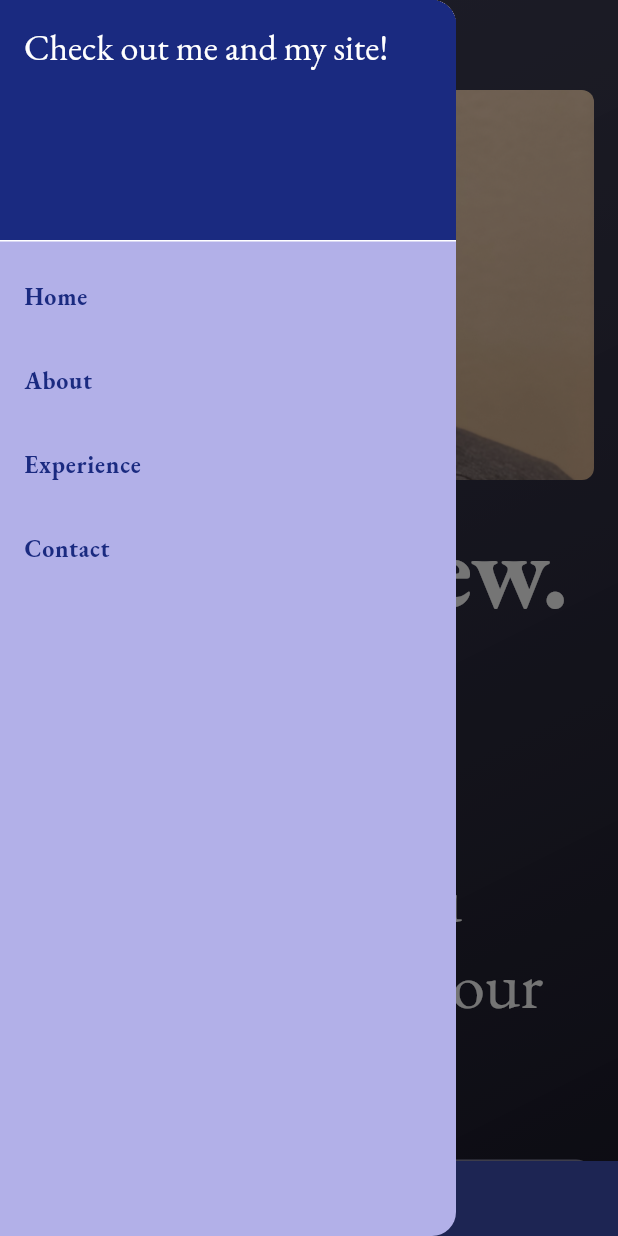
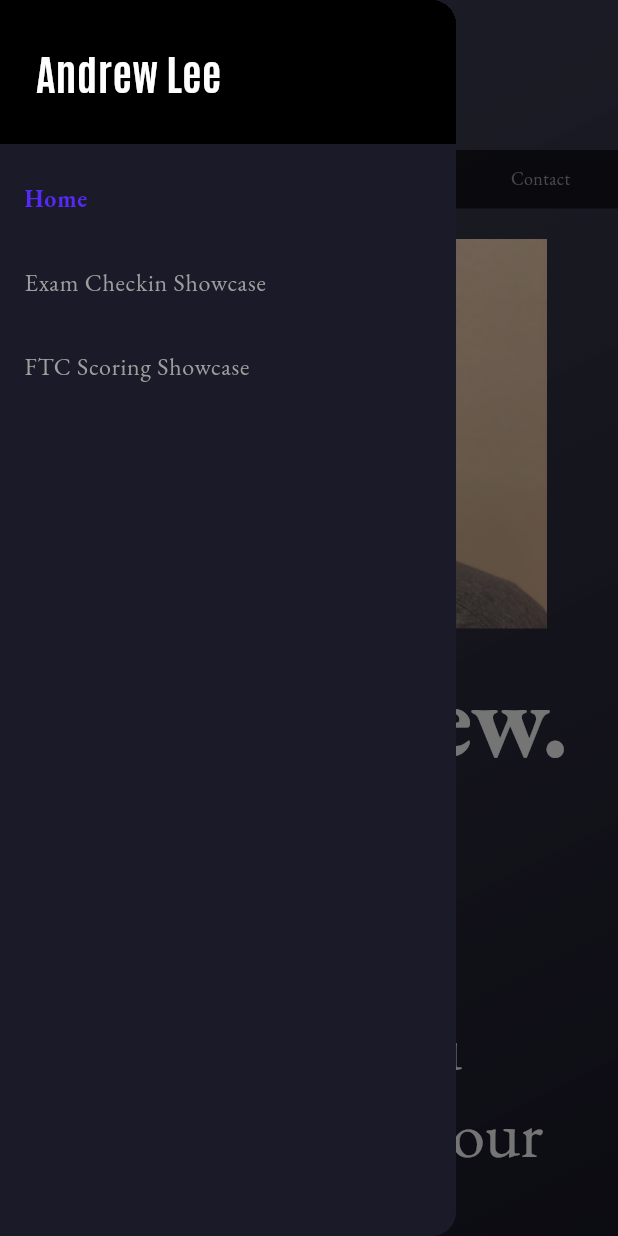
Before and after one commit to TaisharTexas/AndrewSite, a Flutter app: the screen it shows after launch, after a tap on the "menu" icon, on a phone screen of 412 x 824 dp. Run offline on Flutter 3.47's test engine with Material 3 defaults, Android fonts, the phone set to English and light mode, and no system bars; our stand-ins replace youtube_player_iframe; missing offline and left inert: pdfx.

Commit message:
added mobile view for home and showcase pages

```diff
--- a/MySite/lib/app.dart
+++ b/MySite/lib/app.dart
@@ -3,7 +3,6 @@ import 'widgets/navbar.dart';
 import 'widgets/footer.dart';
 import 'pages/home_page.dart';
 import 'pages/page_in_progress.dart';
-import 'pages/sdp_showcase_page.dart';
 import 'pages/ftc_decode_scoring_showcase.dart';
 import 'pages/exam_checkin_showcase.dart';
 import '../responsive_layout.dart';
@@ -78,48 +77,33 @@ class MainScaffold extends StatelessWidget {
             children: [
               SizedBox(height: 40),
               Expanded(child: child), // main content
-              const Footer(),         // footer at bottom of scrollable content
+              // const Footer(),         // footer at bottom of scrollable content
             ],
           ),
         ),
         drawer: Drawer(
+          backgroundColor: AppColors.gradient1,
           child: SafeArea(
-            child: ListView(
-              padding: EdgeInsets.zero,
+            child: Column(
+              crossAxisAlignment: CrossAxisAlignment.stretch,
               children: [
-                DrawerHeader(
-                  decoration: BoxDecoration(color: Theme.of(context).colorScheme.primary),
-                  child: Text(
-                    'Check out me and my site!',
-                    style: Theme.of(context).textTheme.headlineSmall?.copyWith(
-                      color: Theme.of(context).colorScheme.onPrimary,
+                Container(
+                  padding: const EdgeInsets.symmetric(horizontal: 24, vertical: 28),
+                  color: Colors.black,
+                  child: const Text(
+                    "Andrew Lee",
+                    style: TextStyle(
+                      color: Colors.white,
+                      fontWeight: FontWeight.bold,
+                      fontSize: 28,
+                      fontFamily: 'Antonio',
                     ),
                   ),
                 ),
-                _DrawerTile(
-                  title: 'Home',
-                  route: '/',
-                  context: context,
-                  currentPage: currentPage,
-                ),
-                _DrawerTile(
-                  title: 'About',
-                  route: '/',
-                  context: context,
-                  currentPage: currentPage,
-                ),
-                _DrawerTile(
-                  title: 'Experience',
-                  route: '/',
-                  context: context,
-                  currentPage: currentPage,
-                ),
-                _DrawerTile(
-                  title: 'Contact',
-                  route: '/',
-                  context: context,
-                  currentPage: currentPage,
-                ),
+                const SizedBox(height: 8),
+                _DrawerTile(title: 'Home', route: '/', context: context, currentPage: currentPage),
+                _DrawerTile(title: 'Exam Checkin Showcase', route: '/exam-checkin-showcase', context: context, currentPage: currentPage),
+                _DrawerTile(title: 'FTC Scoring Showcase', route: '/ftc-decode-scoring-showcase', context: context, currentPage: currentPage),
               ],
             ),
           ),
@@ -192,11 +176,10 @@ class _DrawerTile extends StatelessWidget {
     return ListTile(
       title: Text(
         title,
-        style: Theme.of(context).textTheme.bodyLarge?.copyWith(
-          color: isActive
-              ? Theme.of(context).colorScheme.primary
-              : Theme.of(context).colorScheme.onSurface,
+        style: TextStyle(
+          color: isActive ? AppColors.onHoverBackground : Colors.grey,
           fontWeight: isActive ? FontWeight.bold : FontWeight.normal,
+          fontSize: 16,
         ),
       ),
       onTap: () {
--- a/MySite/lib/pages/ftc_decode_scoring_showcase.dart
+++ b/MySite/lib/pages/ftc_decode_scoring_showcase.dart
@@ -11,7 +11,7 @@ class FtcDecodeScoringShowcase extends StatelessWidget {
       title: "FTC Decode Scoring and Performance Analysis App",
       problem: "Needed a way to score and record team matches for the FIRST Tech Challenge 2025-26 season 'Decode'. Teams need a way to both analyze past performances for self improvement but also look through other teams' performances to make the best informed decisions possible when planning for a match and also for alliance selections. Currently the only solution the team had was to use pen and paper to manually collect all the match data. Dealing with the large amounts of paper match reports at a competition during the break between the qualifying and elimination blocks is error prone and clumsy.",
       solution: "Built a custom IOS app with Swift for team #18140 Thunderbolts in Disguise. The app lets the team easily record their own matches during practices and at competitions. These match records are saved to local storage and the app can produce an analysis report on your own performance to show where you're strong and weak and also give concrete insights into the historical reliability and scoring consistency of the robot. The app also connects to the FTC Event API which is updated live during an event so the team can also analyze and research other teams live at competitions.",
-      videoId: "l3VZZacR8KQ",
+      videoId: "QGP7N3qlH7U",
       galleryImages: [
         'assets/images/gallery/iosApp/Mockup.png',
         'assets/images/gallery/iosApp/Wireframes.png',
--- a/MySite/lib/pages/home_page.dart
+++ b/MySite/lib/pages/home_page.dart
@@ -2,14 +2,109 @@ import 'package:flutter/material.dart';
 import '../responsive_layout.dart';
 import '../widgets/section_container.dart';
 import '../widgets/experience_container.dart';
+import '../theme/app_theme.dart';
 
-class HomePage extends StatelessWidget {
+
+class HomePage extends StatefulWidget {
   const HomePage({super.key});
 
   static final GlobalKey homeSectionKey = GlobalKey();
   static final GlobalKey aboutSectionKey = GlobalKey();
   static final GlobalKey experienceSectionKey = GlobalKey();
   static final GlobalKey contactSectionKey = GlobalKey();
+
+  static void scrollToAboutSection() {
+    final context = aboutSectionKey.currentContext;
+    if (context != null) {
+      Scrollable.ensureVisible(context, duration: const Duration(milliseconds: 800), curve: Curves.easeInOut);
+    }
+  }
+
+  static void scrollToHomeSection() {
+    final context = homeSectionKey.currentContext;
+    if (context != null) {
+      Scrollable.ensureVisible(context, duration: const Duration(milliseconds: 800), curve: Curves.easeInOut);
+    }
+  }
+
+  static void scrollToExperienceSection() {
+    final context = experienceSectionKey.currentContext;
+    if (context != null) {
+      Scrollable.ensureVisible(context, duration: const Duration(milliseconds: 800), curve: Curves.easeInOut);
+    }
+  }
+
+  static void scrollToContactSection() {
+    final context = contactSectionKey.currentContext;
+    if (context != null) {
+      Scrollable.ensureVisible(context, duration: const Duration(milliseconds: 800), curve: Curves.easeInOut);
+    }
+  }
+
+  @override
+  State<HomePage> createState() => _HomePageState();
+}
+
+class _HomePageState extends State<HomePage> {
+  final ScrollController _scrollController = ScrollController();
+  int _activeSection = 0; // 0=Home, 1=About, 2=Experience, 3=Contact
+
+  @override
+  void initState() {
+    super.initState();
+    _scrollController.addListener(_onScroll);
+  }
+
+  @override
+  void dispose() {
+    _scrollController.dispose();
+    super.dispose();
+  }
+
+  void _onScroll() {
+    // Get the Y position of each section relative to the viewport
+    double? _getOffset(GlobalKey key) {
+      final ctx = key.currentContext;
+      if (ctx == null) return null;
+      final box = ctx.findRenderObject() as RenderBox?;
+      return box?.localToGlobal(Offset.zero).dy;
+    }
+
+    final home = _getOffset(HomePage.homeSectionKey);
+    final about = _getOffset(HomePage.aboutSectionKey);
+    final experience = _getOffset(HomePage.experienceSectionKey);
+    final contact = _getOffset(HomePage.contactSectionKey);
+
+    // Whichever section is closest to the top (but still on screen or just above) is active
+    // We use a threshold of 200px from the top of the viewport
+    const threshold = 200.0;
+    int active = 0;
+
+    // If at (or near) the bottom of the scroll, always highlight Contact
+    final atBottom = _scrollController.position.pixels >=
+        _scrollController.position.maxScrollExtent - 50;
+
+    if (atBottom || (contact != null && contact <= threshold)) {
+      active = 3;
+    } else if (experience != null && experience <= threshold) {
+      active = 2;
+    } else if (about != null && about <= threshold) {
+      active = 1;
+    }
+
+    if (active != _activeSection) {
+      setState(() => _activeSection = active);
+    }
+  }
+
+  void _scrollToSection(int index) {
+    switch (index) {
+      case 0: HomePage.scrollToHomeSection(); break;
+      case 1: HomePage.scrollToAboutSection(); break;
+      case 2: HomePage.scrollToExperienceSection(); break;
+      case 3: HomePage.scrollToContactSection(); break;
+    }
+  }
 
   @override
   Widget build(BuildContext context) {
@@ -18,7 +113,17 @@ class HomePage extends StatelessWidget {
 
     return ResponsiveLayout(
       // MOBILE - Vertical layout
-      mobile: SingleChildScrollView(
+      mobile: SafeArea(
+        child: Column(
+          children: [
+            // Sticky tab bar
+            _SectionTabBar(
+              activeIndex: _activeSection,
+              onTap: _scrollToSection,
+            ),
+            Expanded(
+              child: SingleChildScrollView(
+                controller: _scrollController,
                 padding: const EdgeInsets.symmetric(horizontal: 16, vertical: 20),
                 child: Column(
                   crossAxisAlignment: CrossAxisAlignment.stretch,
@@ -26,14 +131,14 @@ class HomePage extends StatelessWidget {
 
                     // HOME SECTION - Full-width banner image, then text
                     Container(
-              key: homeSectionKey,
+                      key: HomePage.homeSectionKey,
                       height: 260,
                       decoration: BoxDecoration(
                         borderRadius: BorderRadius.circular(8),
                         image: const DecorationImage(
                           image: AssetImage('assets/images/pfp_mobile.jpeg'),
-                  fit: BoxFit.fitWidth,
-                  alignment: Alignment.center,
+                          fit: BoxFit.fitHeight,
+                          alignment: Alignment.topCenter,
                         ),
                       ),
                     ),
@@ -48,7 +153,7 @@ class HomePage extends StatelessWidget {
 
                     // ABOUT ME SECTION
                     Container(
-              key: aboutSectionKey,
+                      key: HomePage.aboutSectionKey,
                       padding: const EdgeInsets.all(20),
                       decoration: BoxDecoration(
                         color: colors.surface.withOpacity(0.5),
@@ -83,7 +188,7 @@ class HomePage extends StatelessWidget {
 
                     // PORTFOLIO SECTION - single column on mobile
                     Container(
-              key: experienceSectionKey,
+                      key: HomePage.experienceSectionKey,
                       child: Column(
                         crossAxisAlignment: CrossAxisAlignment.start,
                         children: [
@@ -142,18 +247,12 @@ class HomePage extends StatelessWidget {
 
                     // CONTACT SECTION
                     Container(
-              key: contactSectionKey,
+                      key: HomePage.contactSectionKey,
                       child: Column(
                         crossAxisAlignment: CrossAxisAlignment.start,
                         children: [
                           Text("Contact Me", style: textTheme.displayLarge),
                           const SizedBox(height: 10),
-                  Text("Let's Connect", style: textTheme.displayMedium),
-                  const SizedBox(height: 10),
-                  Text("Ready to collaborate and build something great", style: textTheme.titleLarge),
-                  const SizedBox(height: 16),
-                  Container(height: 2, width: 60, color: colors.primary.withOpacity(0.3)),
-                  const SizedBox(height: 16),
                           Container(
                             padding: const EdgeInsets.all(20),
                             decoration: BoxDecoration(
@@ -209,10 +308,14 @@ class HomePage extends StatelessWidget {
                   ],
                 ),
               ),
-
+            ), // close Expanded
+          ], // close Column children
+        ), // close Column
+      ), // close SafeArea
 
       ///////////////////
       // DESKTOP SITE //
+      //////////////////
       desktop: SingleChildScrollView(
         padding: const EdgeInsets.symmetric(horizontal: 20, vertical: 24),
         child: Center(
@@ -223,7 +326,7 @@ class HomePage extends StatelessWidget {
               children: [
                 // HOME PAGE SECTION - Row with image and content
                 IntrinsicHeight(
-                  key: homeSectionKey,
+                  key: HomePage.homeSectionKey,
                   child: Row(
                     crossAxisAlignment: CrossAxisAlignment.stretch,
                     children: [
@@ -274,7 +377,7 @@ class HomePage extends StatelessWidget {
                 const SizedBox(height: 32),
 
                 Container(
-                  key: aboutSectionKey,
+                  key: HomePage.aboutSectionKey,
                   width: double.infinity,
                   padding: const EdgeInsets.all(24),
                   decoration: BoxDecoration(
@@ -323,7 +426,7 @@ class HomePage extends StatelessWidget {
 
                 //EXPERIENCE SECTION
                 Container(
-                  key: experienceSectionKey,
+                  key: HomePage.experienceSectionKey,
                   width: double.infinity,
                   padding: const EdgeInsets.all(24),
                   child: Column(
@@ -421,7 +524,7 @@ class HomePage extends StatelessWidget {
 
                 // CONTACT ME SECTION
                 Container(
-                  key: contactSectionKey,
+                  key: HomePage.contactSectionKey,
                   width: double.infinity,
                   padding: const EdgeInsets.all(24),
                   child: Column(
@@ -532,48 +635,52 @@ class HomePage extends StatelessWidget {
       ),
     );
   }
+}
 
-  static void scrollToAboutSection() {
-    final context = aboutSectionKey.currentContext;
-    if (context != null) {
-      Scrollable.ensureVisible(
-        context,
-        duration: const Duration(milliseconds: 800),
-        curve: Curves.easeInOut,
+// Tab bar widget for mobile section navigation
+class _SectionTabBar extends StatelessWidget {
+  final int activeIndex;
+  final void Function(int) onTap;
+
+  const _SectionTabBar({required this.activeIndex, required this.onTap});
+
+  static const _labels = ['Home', 'About', 'Experience', 'Contact'];
+
+  @override
+  Widget build(BuildContext context) {
+    return Container(
+      color: Colors.black.withOpacity(0.6),
+      child: Row(
+        children: List.generate(_labels.length, (i) {
+          final isActive = i == activeIndex;
+          return Expanded(
+            child: GestureDetector(
+              onTap: () => onTap(i),
+              child: AnimatedContainer(
+                duration: const Duration(milliseconds: 200),
+                padding: const EdgeInsets.symmetric(vertical: 10),
+                decoration: BoxDecoration(
+                  border: Border(
+                    bottom: BorderSide(
+                      color: isActive ? AppColors.onHoverBackground : Colors.transparent,
+                      width: 2,
+                    ),
+                  ),
+                ),
+                child: Text(
+                  _labels[i],
+                  textAlign: TextAlign.center,
+                  style: TextStyle(
+                    color: isActive ? Colors.white : Colors.grey,
+                    fontSize: 12,
+                    fontWeight: isActive ? FontWeight.bold : FontWeight.normal,
+                  ),
+                ),
+              ),
+            ),
+          );
+        }),
+      ),
     );
   }
 }
-
-  static void scrollToHomeSection() {
-    final context = homeSectionKey.currentContext;
-    if (context != null) {
-      Scrollable.ensureVisible(
-        context,
-        duration: const Duration(milliseconds: 800),
-        curve: Curves.easeInOut,
-      );
-    }
-  }
-
-  static void scrollToExperienceSection() {
-    final context = experienceSectionKey.currentContext;
-    if (context != null) {
-      Scrollable.ensureVisible(
-        context,
-        duration: const Duration(milliseconds: 800),
-        curve: Curves.easeInOut,
-      );
-    }
-  }
-
-  static void scrollToContactSection() {
-    final context = contactSectionKey.currentContext;
-    if (context != null) {
-      Scrollable.ensureVisible(
-        context,
-        duration: const Duration(milliseconds: 800),
-        curve: Curves.easeInOut,
-      );
-    }
-  }
-}
```
Also changed, not shown: MySite/lib/pages/sdp_showcase_page.dart (deleted, +0 -229 lines), MySite/lib/pages/showcase_page_template.dart (+7 -3 lines), MySite/package-lock.json (added). Lines whose indentation alone changed are shown as unchanged.
